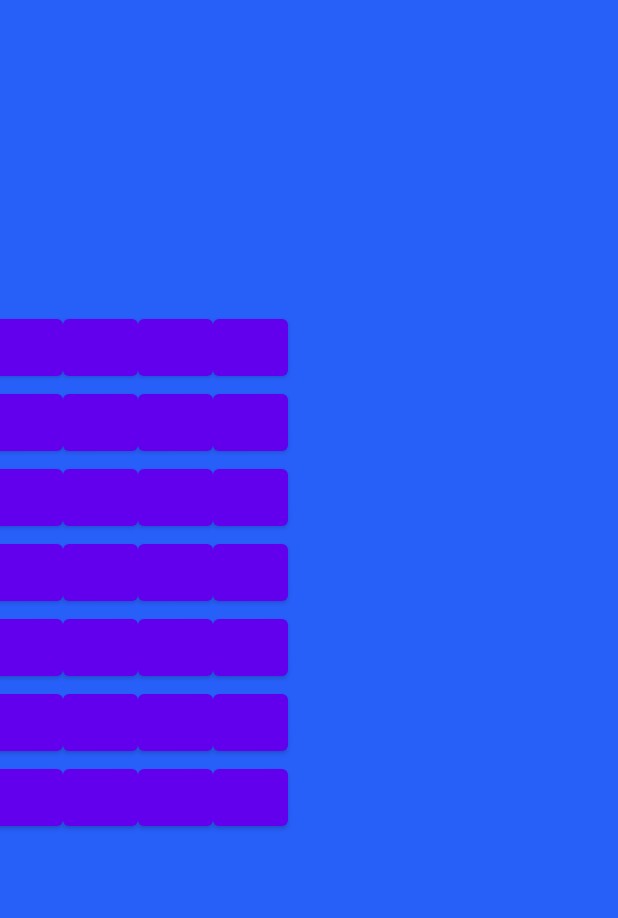
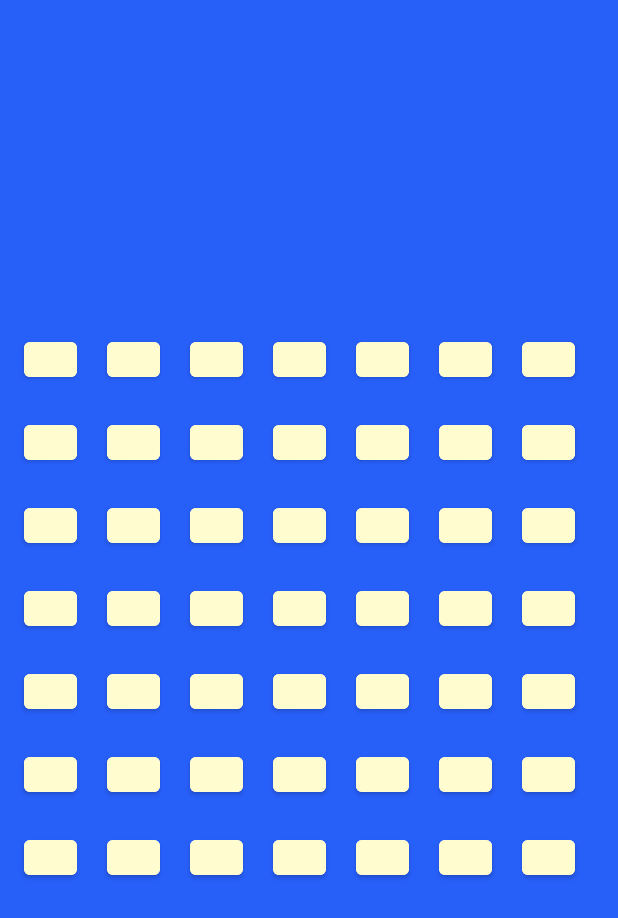
Before and after one commit to AdamPennIV/4InARowGame, an Android app: the NewGame screen opened directly, with no data from a screen before it, on a phone screen of 412 x 824 dp. Shown: the top 918 px of the screen. Run offline under Robolectric (Android 15) with nearby library versions, the phone set to English and light mode, and no system bars.

Commit message:
4InARow App

```diff
--- a/app/src/main/res/layout/activity_new_game.xml
+++ b/app/src/main/res/layout/activity_new_game.xml
@@ -8,15 +8,15 @@
     android:background="@drawable/activityscreen">
 
     <GridLayout
-        android:layout_width="730dp"
-        android:layout_height="411dp"
+        android:layout_width="400dp"
+        android:layout_height="400dp"
         app:layout_constraintTop_toTopOf="parent"
         app:layout_constraintBottom_toBottomOf="parent"
         app:layout_constraintLeft_toLeftOf="parent"
         app:layout_constraintRight_toRightOf="parent"
         android:columnCount="7"
         android:rowCount="7"
-        android:layout_margin="25dp">
+        android:layout_margin="10dp">
 
         <Button style="@style/GameButton" />
         <Button style="@style/GameButton" />
--- a/app/src/main/res/values/colors.xml
+++ b/app/src/main/res/values/colors.xml
@@ -7,4 +7,5 @@
     <color name="teal_700">#FF018786</color>
     <color name="black">#FF000000</color>
     <color name="white">#FFFFFFFF</color>
+    <color name="cream">#FFFDD0</color>
 </resources>
--- a/app/src/main/res/values/themes.xml
+++ b/app/src/main/res/values/themes.xml
@@ -15,8 +15,10 @@
     </style>
 
     <style name="GameButton">
-        <item name="android:layout_height">50dp</item>
-        <item name="android:layout_width">50dp</item>
+        <item name="android:layout_height">35dp</item>
+        <item name="android:layout_width">35dp</item>
+        <item name="android:backgroundTint">@color/cream</item>
+        <item name="android:layout_margin">10dp</item>
     </style>
 
 </resources>
```
